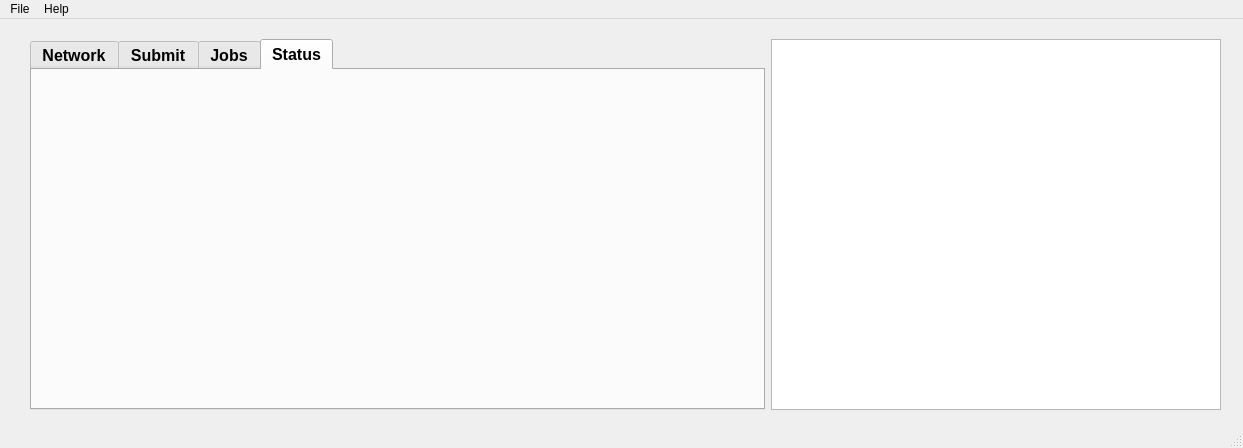
Before: the Qt Designer form QtDesigner/RC1.ui in opalmer/pyfarm, drawn with Qt 5.
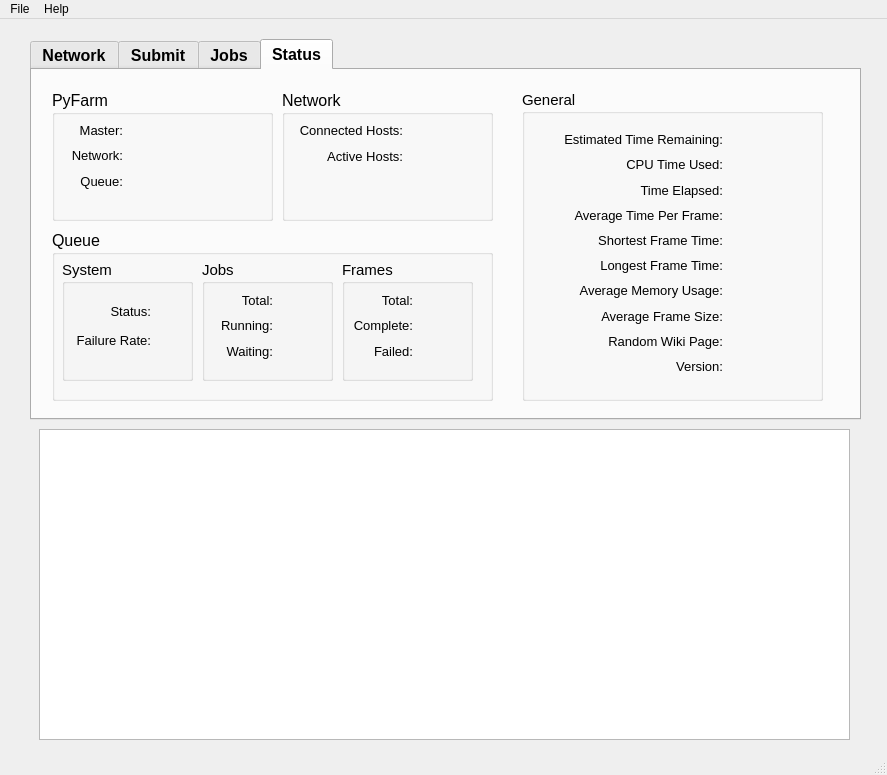
After: the same form once the commit is applied. The open tabs and pages were chosen to show the change.

Commit message: WORKING RENDER FARM

Diff of the .ui file:
```diff
--- a/QtDesigner/RC1.ui
+++ b/QtDesigner/RC1.ui
@@ -4,33 +4,36 @@
   <property name="windowModality" >
    <enum>Qt::WindowModal</enum>
   </property>
-  <property name="enabled" >
-   <bool>true</bool>
-  </property>
   <property name="geometry" >
    <rect>
     <x>0</x>
     <y>0</y>
-    <width>1243</width>
-    <height>448</height>
+    <width>887</width>
+    <height>775</height>
    </rect>
   </property>
   <property name="windowTitle" >
    <string>PyFarm -- Release Canidate 1</string>
   </property>
+  <property name="autoFillBackground" >
+   <bool>true</bool>
+  </property>
   <widget class="QWidget" name="centralwidget" >
    <widget class="QWidget" name="layoutWidget" >
     <property name="geometry" >
      <rect>
       <x>30</x>
       <y>20</y>
-      <width>1191</width>
-      <height>371</height>
+      <width>831</width>
+      <height>381</height>
      </rect>
     </property>
     <layout class="QHBoxLayout" name="horizontalLayout_5" >
      <item>
       <widget class="QTabWidget" name="tabToolbox" >
+       <property name="enabled" >
+        <bool>true</bool>
+       </property>
        <property name="font" >
         <font>
          <pointsize>12</pointsize>
@@ -811,28 +814,582 @@
         <attribute name="toolTip" >
          <string>General status overview of PyFarm</string>
         </attribute>
+        <widget class="QGroupBox" name="groupBox_2" >
+         <property name="geometry" >
+          <rect>
+           <x>250</x>
+           <y>20</y>
+           <width>211</width>
+           <height>131</height>
+          </rect>
+         </property>
+         <property name="font" >
+          <font>
+           <weight>50</weight>
+           <bold>false</bold>
+          </font>
+         </property>
+         <property name="title" >
+          <string>Network</string>
+         </property>
+         <widget class="QWidget" name="" >
+          <property name="geometry" >
+           <rect>
+            <x>10</x>
+            <y>30</y>
+            <width>111</width>
+            <height>46</height>
+           </rect>
+          </property>
+          <layout class="QVBoxLayout" name="verticalLayout_8" >
+           <item>
+            <widget class="QLabel" name="label_3" >
+             <property name="font" >
+              <font>
+               <pointsize>10</pointsize>
+              </font>
+             </property>
+             <property name="text" >
+              <string>Connected Hosts:</string>
+             </property>
+             <property name="alignment" >
+              <set>Qt::AlignRight|Qt::AlignTrailing|Qt::AlignVCenter</set>
+             </property>
+            </widget>
+           </item>
+           <item>
+            <widget class="QLabel" name="label_4" >
+             <property name="font" >
+              <font>
+               <pointsize>10</pointsize>
+              </font>
+             </property>
+             <property name="text" >
+              <string>Active Hosts:</string>
+             </property>
+             <property name="alignment" >
+              <set>Qt::AlignRight|Qt::AlignTrailing|Qt::AlignVCenter</set>
+             </property>
+            </widget>
+           </item>
+          </layout>
+         </widget>
+        </widget>
+        <widget class="QGroupBox" name="groupBox_3" >
+         <property name="geometry" >
+          <rect>
+           <x>20</x>
+           <y>160</y>
+           <width>441</width>
+           <height>171</height>
+          </rect>
+         </property>
+         <property name="font" >
+          <font>
+           <weight>50</weight>
+           <bold>false</bold>
+          </font>
+         </property>
+         <property name="title" >
+          <string>Queue</string>
+         </property>
+         <widget class="QGroupBox" name="groupBox_4" >
+          <property name="geometry" >
+           <rect>
+            <x>290</x>
+            <y>30</y>
+            <width>131</width>
+            <height>121</height>
+           </rect>
+          </property>
+          <property name="font" >
+           <font>
+            <pointsize>11</pointsize>
+           </font>
+          </property>
+          <property name="title" >
+           <string>Frames</string>
+          </property>
+          <widget class="QWidget" name="" >
+           <property name="geometry" >
+            <rect>
+             <x>0</x>
+             <y>30</y>
+             <width>71</width>
+             <height>71</height>
+            </rect>
+           </property>
+           <layout class="QVBoxLayout" name="verticalLayout_5" >
+            <item>
+             <widget class="QLabel" name="label_5" >
+              <property name="font" >
+               <font>
+                <pointsize>10</pointsize>
+               </font>
+              </property>
+              <property name="text" >
+               <string>Total:</string>
+              </property>
+              <property name="alignment" >
+               <set>Qt::AlignRight|Qt::AlignTrailing|Qt::AlignVCenter</set>
+              </property>
+             </widget>
+            </item>
+            <item>
+             <widget class="QLabel" name="label_6" >
+              <property name="font" >
+               <font>
+                <pointsize>10</pointsize>
+               </font>
+              </property>
+              <property name="text" >
+               <string>Complete:</string>
+              </property>
+              <property name="alignment" >
+               <set>Qt::AlignRight|Qt::AlignTrailing|Qt::AlignVCenter</set>
+              </property>
+             </widget>
+            </item>
+            <item>
+             <widget class="QLabel" name="label_7" >
+              <property name="font" >
+               <font>
+                <pointsize>10</pointsize>
+               </font>
+              </property>
+              <property name="text" >
+               <string>Failed:</string>
+              </property>
+              <property name="alignment" >
+               <set>Qt::AlignRight|Qt::AlignTrailing|Qt::AlignVCenter</set>
+              </property>
+             </widget>
+            </item>
+           </layout>
+          </widget>
+         </widget>
+         <widget class="QGroupBox" name="groupBox_5" >
+          <property name="geometry" >
+           <rect>
+            <x>150</x>
+            <y>30</y>
+            <width>131</width>
+            <height>121</height>
+           </rect>
+          </property>
+          <property name="font" >
+           <font>
+            <pointsize>11</pointsize>
+           </font>
+          </property>
+          <property name="title" >
+           <string>Jobs</string>
+          </property>
+          <widget class="QWidget" name="layoutWidget_2" >
+           <property name="geometry" >
+            <rect>
+             <x>0</x>
+             <y>30</y>
+             <width>71</width>
+             <height>71</height>
+            </rect>
+           </property>
+           <layout class="QVBoxLayout" name="verticalLayout_6" >
+            <item>
+             <widget class="QLabel" name="label_8" >
+              <property name="font" >
+               <font>
+                <pointsize>10</pointsize>
+               </font>
+              </property>
+              <property name="text" >
+               <string>Total:</string>
+              </property>
+              <property name="alignment" >
+               <set>Qt::AlignRight|Qt::AlignTrailing|Qt::AlignVCenter</set>
+              </property>
+             </widget>
+            </item>
+            <item>
+             <widget class="QLabel" name="label_9" >
+              <property name="font" >
+               <font>
+                <pointsize>10</pointsize>
+               </font>
+              </property>
+              <property name="text" >
+               <string>Running:</string>
+              </property>
+              <property name="alignment" >
+               <set>Qt::AlignRight|Qt::AlignTrailing|Qt::AlignVCenter</set>
+              </property>
+             </widget>
+            </item>
+            <item>
+             <widget class="QLabel" name="label_10" >
+              <property name="font" >
+               <font>
+                <pointsize>10</pointsize>
+               </font>
+              </property>
+              <property name="text" >
+               <string>Waiting:</string>
+              </property>
+              <property name="alignment" >
+               <set>Qt::AlignRight|Qt::AlignTrailing|Qt::AlignVCenter</set>
+              </property>
+             </widget>
+            </item>
+           </layout>
+          </widget>
+         </widget>
+         <widget class="QGroupBox" name="groupBox_6" >
+          <property name="geometry" >
+           <rect>
+            <x>10</x>
+            <y>30</y>
+            <width>131</width>
+            <height>121</height>
+           </rect>
+          </property>
+          <property name="font" >
+           <font>
+            <pointsize>11</pointsize>
+           </font>
+          </property>
+          <property name="title" >
+           <string>System</string>
+          </property>
+          <widget class="QWidget" name="layoutWidget_3" >
+           <property name="geometry" >
+            <rect>
+             <x>-2</x>
+             <y>40</y>
+             <width>91</width>
+             <height>51</height>
+            </rect>
+           </property>
+           <layout class="QVBoxLayout" name="verticalLayout_7" >
+            <item>
+             <widget class="QLabel" name="label_11" >
+              <property name="font" >
+               <font>
+                <pointsize>10</pointsize>
+               </font>
+              </property>
+              <property name="text" >
+               <string>Status:</string>
+              </property>
+              <property name="alignment" >
+               <set>Qt::AlignRight|Qt::AlignTrailing|Qt::AlignVCenter</set>
+              </property>
+             </widget>
+            </item>
+            <item>
+             <widget class="QLabel" name="label_12" >
+              <property name="font" >
+               <font>
+                <pointsize>10</pointsize>
+               </font>
+              </property>
+              <property name="text" >
+               <string>Failure Rate:</string>
+              </property>
+              <property name="alignment" >
+               <set>Qt::AlignRight|Qt::AlignTrailing|Qt::AlignVCenter</set>
+              </property>
+             </widget>
+            </item>
+           </layout>
+          </widget>
+         </widget>
+        </widget>
+        <widget class="QGroupBox" name="groupBox_7" >
+         <property name="geometry" >
+          <rect>
+           <x>490</x>
+           <y>20</y>
+           <width>301</width>
+           <height>311</height>
+          </rect>
+         </property>
+         <property name="font" >
+          <font>
+           <pointsize>11</pointsize>
+           <weight>50</weight>
+           <bold>false</bold>
+          </font>
+         </property>
+         <property name="title" >
+          <string>General</string>
+         </property>
+         <widget class="QWidget" name="" >
+          <property name="geometry" >
+           <rect>
+            <x>10</x>
+            <y>40</y>
+            <width>191</width>
+            <height>246</height>
+           </rect>
+          </property>
+          <layout class="QVBoxLayout" name="verticalLayout_9" >
+           <item>
+            <widget class="QLabel" name="label_18" >
+             <property name="font" >
+              <font>
+               <pointsize>10</pointsize>
+              </font>
+             </property>
+             <property name="text" >
+              <string>Estimated Time Remaining:</string>
+             </property>
+             <property name="alignment" >
+              <set>Qt::AlignRight|Qt::AlignTrailing|Qt::AlignVCenter</set>
+             </property>
+            </widget>
+           </item>
+           <item>
+            <widget class="QLabel" name="label_19" >
+             <property name="font" >
+              <font>
+               <pointsize>10</pointsize>
+              </font>
+             </property>
+             <property name="text" >
+              <string>CPU Time Used:</string>
+             </property>
+             <property name="alignment" >
+              <set>Qt::AlignRight|Qt::AlignTrailing|Qt::AlignVCenter</set>
+             </property>
+            </widget>
+           </item>
+           <item>
+            <widget class="QLabel" name="label_20" >
+             <property name="font" >
+              <font>
+               <pointsize>10</pointsize>
+              </font>
+             </property>
+             <property name="text" >
+              <string>Time Elapsed:</string>
+             </property>
+             <property name="alignment" >
+              <set>Qt::AlignRight|Qt::AlignTrailing|Qt::AlignVCenter</set>
+             </property>
+            </widget>
+           </item>
+           <item>
+            <widget class="QLabel" name="label_13" >
+             <property name="font" >
+              <font>
+               <pointsize>10</pointsize>
+              </font>
+             </property>
+             <property name="text" >
+              <string>Average Time Per Frame:</string>
+             </property>
+             <property name="alignment" >
+              <set>Qt::AlignRight|Qt::AlignTrailing|Qt::AlignVCenter</set>
+             </property>
+            </widget>
+           </item>
+           <item>
+            <widget class="QLabel" name="label_15" >
+             <property name="font" >
+              <font>
+               <pointsize>10</pointsize>
+              </font>
+             </property>
+             <property name="text" >
+              <string>Shortest Frame Time:</string>
+             </property>
+             <property name="alignment" >
+              <set>Qt::AlignRight|Qt::AlignTrailing|Qt::AlignVCenter</set>
+             </property>
+            </widget>
+           </item>
+           <item>
+            <widget class="QLabel" name="label_14" >
+             <property name="font" >
+              <font>
+               <pointsize>10</pointsize>
+              </font>
+             </property>
+             <property name="text" >
+              <string>Longest Frame Time:</string>
+             </property>
+             <property name="alignment" >
+              <set>Qt::AlignRight|Qt::AlignTrailing|Qt::AlignVCenter</set>
+             </property>
+            </widget>
+           </item>
+           <item>
+            <widget class="QLabel" name="label_16" >
+             <property name="font" >
+              <font>
+               <pointsize>10</pointsize>
+              </font>
+             </property>
+             <property name="text" >
+              <string>Average Memory Usage:</string>
+             </property>
+             <property name="alignment" >
+              <set>Qt::AlignRight|Qt::AlignTrailing|Qt::AlignVCenter</set>
+             </property>
+            </widget>
+           </item>
+           <item>
+            <widget class="QLabel" name="label_17" >
+             <property name="font" >
+              <font>
+               <pointsize>10</pointsize>
+              </font>
+             </property>
+             <property name="text" >
+              <string>Average Frame Size:</string>
+             </property>
+             <property name="alignment" >
+              <set>Qt::AlignRight|Qt::AlignTrailing|Qt::AlignVCenter</set>
+             </property>
+            </widget>
+           </item>
+           <item>
+            <widget class="QLabel" name="label_21" >
+             <property name="font" >
+              <font>
+               <pointsize>10</pointsize>
+              </font>
+             </property>
+             <property name="text" >
+              <string>Random Wiki Page:</string>
+             </property>
+             <property name="alignment" >
+              <set>Qt::AlignRight|Qt::AlignTrailing|Qt::AlignVCenter</set>
+             </property>
+            </widget>
+           </item>
+           <item>
+            <widget class="QLabel" name="label_22" >
+             <property name="font" >
+              <font>
+               <pointsize>10</pointsize>
+              </font>
+             </property>
+             <property name="text" >
+              <string>Version:</string>
+             </property>
+             <property name="alignment" >
+              <set>Qt::AlignRight|Qt::AlignTrailing|Qt::AlignVCenter</set>
+             </property>
+            </widget>
+           </item>
+          </layout>
+         </widget>
+        </widget>
+        <widget class="QGroupBox" name="groupBox_8" >
+         <property name="geometry" >
+          <rect>
+           <x>20</x>
+           <y>20</y>
+           <width>221</width>
+           <height>131</height>
+          </rect>
+         </property>
+         <property name="font" >
+          <font>
+           <weight>50</weight>
+           <bold>false</bold>
+          </font>
+         </property>
+         <property name="title" >
+          <string>PyFarm</string>
+         </property>
+         <widget class="QWidget" name="layoutWidget_4" >
+          <property name="geometry" >
+           <rect>
+            <x>0</x>
+            <y>30</y>
+            <width>71</width>
+            <height>71</height>
+           </rect>
+          </property>
+          <layout class="QVBoxLayout" name="verticalLayout_10" >
+           <item>
+            <widget class="QLabel" name="label_25" >
+             <property name="font" >
+              <font>
+               <pointsize>10</pointsize>
+              </font>
+             </property>
+             <property name="text" >
+              <string>Master:</string>
+             </property>
+             <property name="alignment" >
+              <set>Qt::AlignRight|Qt::AlignTrailing|Qt::AlignVCenter</set>
+             </property>
+            </widget>
+           </item>
+           <item>
+            <widget class="QLabel" name="label_23" >
+             <property name="font" >
+              <font>
+               <pointsize>10</pointsize>
+              </font>
+             </property>
+             <property name="text" >
+              <string>Network:</string>
+             </property>
+             <property name="alignment" >
+              <set>Qt::AlignRight|Qt::AlignTrailing|Qt::AlignVCenter</set>
+             </property>
+            </widget>
+           </item>
+           <item>
+            <widget class="QLabel" name="label_24" >
+             <property name="font" >
+              <font>
+               <pointsize>10</pointsize>
+              </font>
+             </property>
+             <property name="text" >
+              <string>Queue:</string>
+             </property>
+             <property name="alignment" >
+              <set>Qt::AlignRight|Qt::AlignTrailing|Qt::AlignVCenter</set>
+             </property>
+            </widget>
+           </item>
+          </layout>
+         </widget>
+        </widget>
        </widget>
       </widget>
      </item>
-     <item>
-      <widget class="QTextBrowser" name="status" >
-       <property name="maximumSize" >
-        <size>
-         <width>450</width>
-         <height>16777215</height>
-        </size>
-       </property>
-      </widget>
-     </item>
     </layout>
    </widget>
+   <widget class="QTextBrowser" name="status" >
+    <property name="geometry" >
+     <rect>
+      <x>39</x>
+      <y>410</y>
+      <width>811</width>
+      <height>311</height>
+     </rect>
+    </property>
+    <property name="maximumSize" >
+     <size>
+      <width>830</width>
+      <height>16777215</height>
+     </size>
+    </property>
+   </widget>
   </widget>
   <widget class="QMenuBar" name="menubar" >
    <property name="geometry" >
     <rect>
      <x>0</x>
      <y>0</y>
-     <width>1243</width>
+     <width>887</width>
      <height>26</height>
     </rect>
    </property>
```
Left out of the diff: 195 changed lines with no effect on the pictures. The commit also changes 7 other files.
